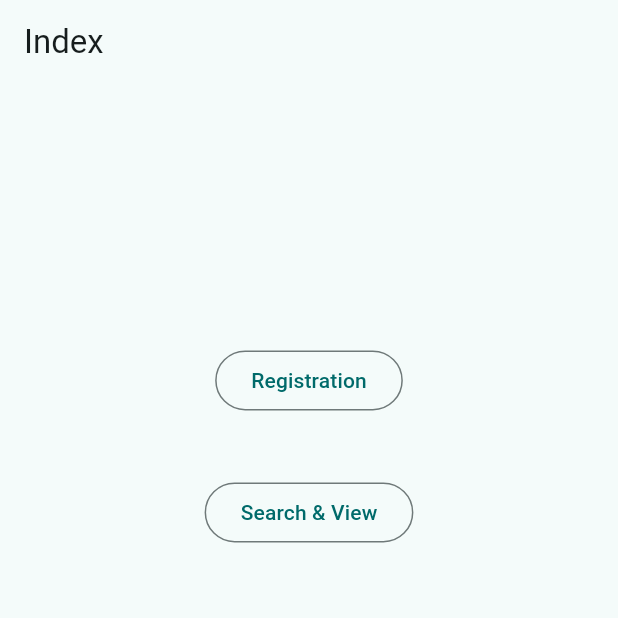
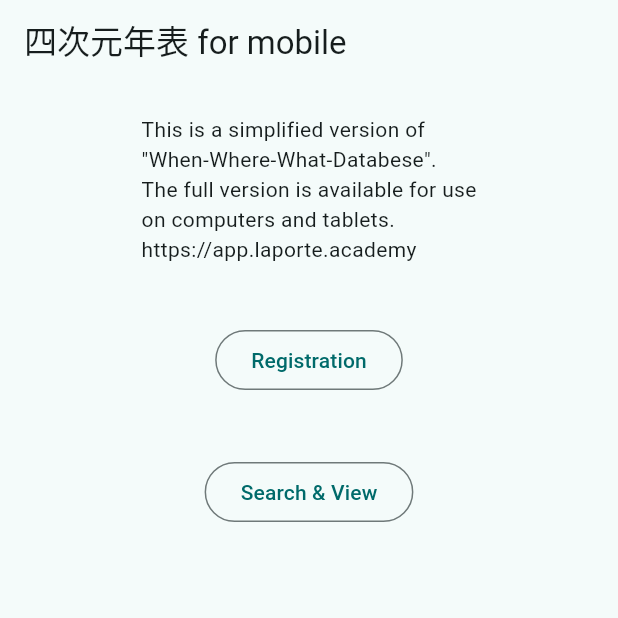
Before and after one commit to dongri727/chronomap-mobile, a Flutter app: the screen it shows after launch, on a phone screen of 412 x 824 dp, the top half of it. Run offline on Flutter 3.47's test engine with Material 3 defaults, Android fonts, the phone set to English and light mode, and no system bars; missing offline and left inert: acorn_client, serverpod_flutter.

Commit message:
簡易版説明

```diff
--- a/lib/index_page.dart
+++ b/lib/index_page.dart
@@ -9,21 +9,22 @@ class IndexPage extends StatelessWidget {
   Widget build(BuildContext context) {
     return Scaffold(
       appBar: AppBar(
-        title: const Text('Index'),
+        title: const Text('四次元年表 for mobile'),
       ),
       body: Center(
         child: Column(
           children: [
-            const Expanded(
-              flex: 1,
-              child: SizedBox(
-                height: 300,
+
+            Column(
+              children: [
+                const Padding(
+                  padding: EdgeInsets.all(20.0),
+                  child: Text('This is a simplified version of\n'
+                      '"When-Where-What-Databese".\n'
+                      'The full version is available for use\n'
+                      'on computers and tablets.\n'
+                      'https://app.laporte.academy'),
                 ),
-            ),
-            Expanded(
-                flex: 4,
-                child: Column(
-                  children: [
                 Padding(
                   padding: const EdgeInsets.all(20.0),
                   child: OutlinedButton(
@@ -57,7 +58,6 @@ class IndexPage extends StatelessWidget {
                   ),
                 ),
               ],
-                )
             ),],
         ),
       ),
```
Lines whose indentation alone changed are shown as unchanged.
